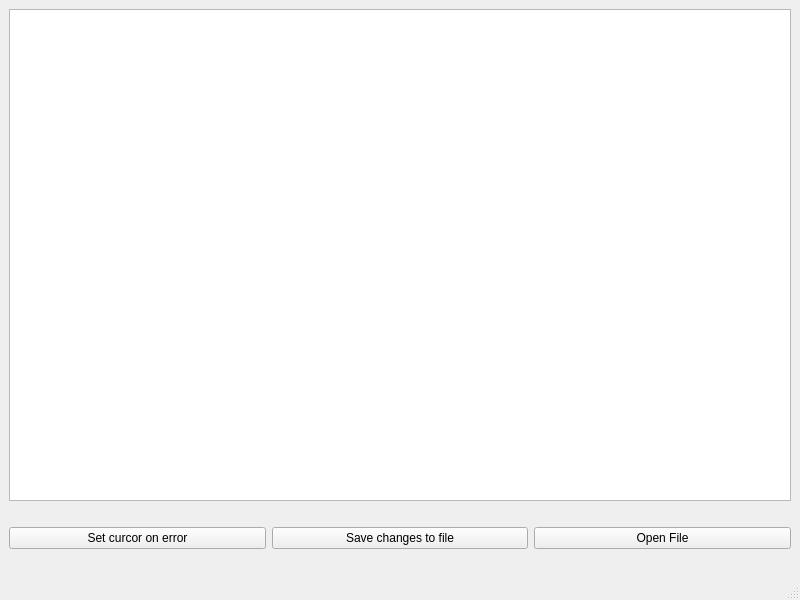
The window that mainwindow.ui (sneryme/oop2) describes before a commit, drawn with Qt 5.
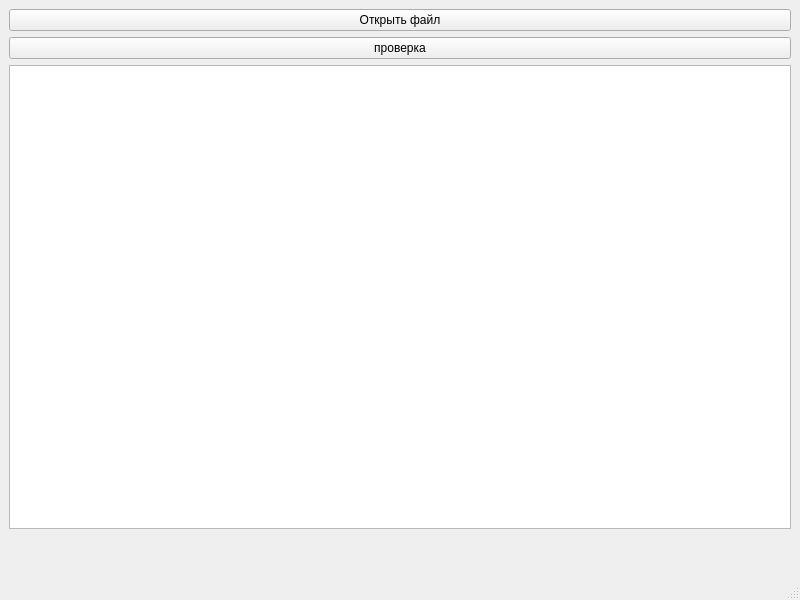
The same window after the commit.

What changed in the file:
```diff
--- a/mainwindow.ui
+++ b/mainwindow.ui
@@ -15,6 +15,20 @@
   </property>
   <widget class="QWidget" name="centralwidget">
    <layout class="QVBoxLayout" name="verticalLayout">
+    <item>
+     <widget class="QPushButton" name="openFile">
+      <property name="text">
+       <string>Открыть файл</string>
+      </property>
+     </widget>
+    </item>
+    <item>
+     <widget class="QPushButton" name="setOnErr">
+      <property name="text">
+       <string>проверка</string>
+      </property>
+     </widget>
+    </item>
     <item>
      <widget class="QTextBrowser" name="textBrowser">
       <property name="readOnly">
@@ -30,29 +44,7 @@
      </widget>
     </item>
     <item>
-     <layout class="QGridLayout" name="gridLayout_2">
-      <item row="0" column="2">
-       <widget class="QPushButton" name="openFile">
-        <property name="text">
-         <string>Open File</string>
-        </property>
-       </widget>
-      </item>
-      <item row="0" column="0">
-       <widget class="QPushButton" name="setOnErr">
-        <property name="text">
-         <string>Set curcor on error</string>
-        </property>
-       </widget>
-      </item>
-      <item row="0" column="1">
-       <widget class="QPushButton" name="save">
-        <property name="text">
-         <string>Save changes to file</string>
-        </property>
-       </widget>
-      </item>
-     </layout>
+     <layout class="QGridLayout" name="gridLayout_2"/>
     </item>
     <item>
      <widget class="QLabel" name="filePath">
```
